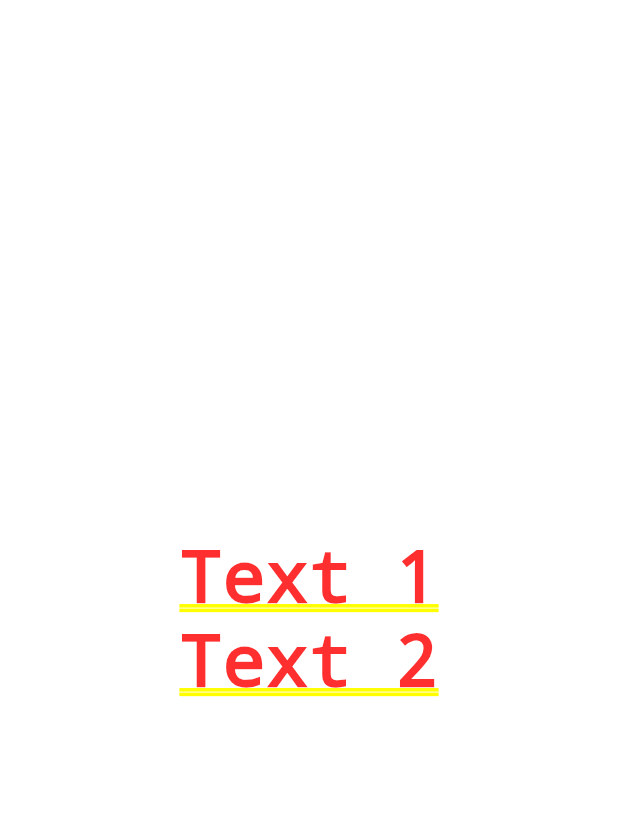
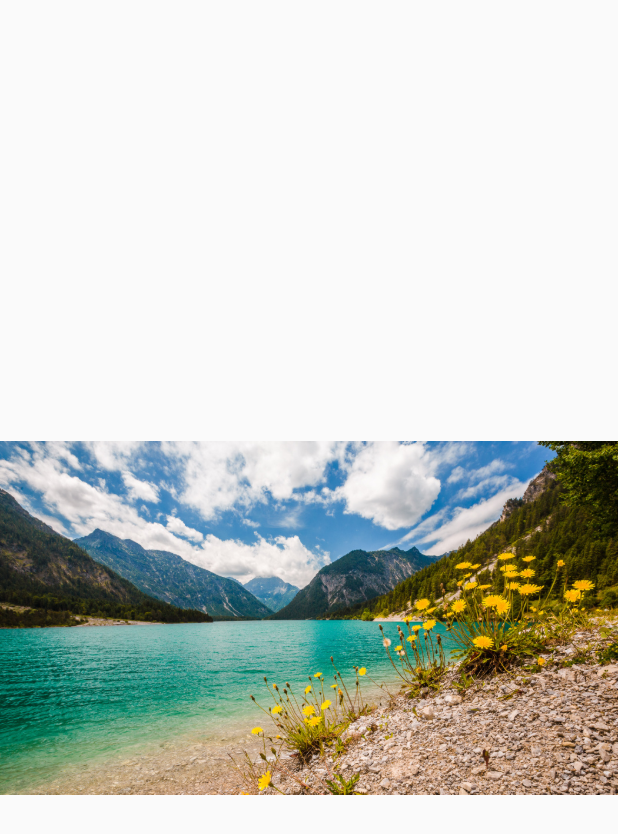
Before and after one commit to ProjectsFlutter/AppDesigns, a Flutter app: the screen it shows after launch, on a phone screen of 412 x 824 dp. Shown: the top 834 px of the screen. Run offline on Flutter 3.47's test engine with Material 2 defaults, Android fonts, the phone set to English and light mode, and no system bars.

Commit message:
Basic design part 1

```diff
--- a/lib/main.dart
+++ b/lib/main.dart
@@ -1,3 +1,4 @@
+import 'package:app_designs/screens/basic-design.dart';
 import 'package:flutter/material.dart';
 
 void main() => runApp(MyApp());
@@ -8,20 +9,10 @@ class MyApp extends StatelessWidget {
     return MaterialApp(
       debugShowCheckedModeBanner: false,
       title: 'Material App',
-      home: TempHomeScreen()
+      initialRoute: 'basic_design',
+      routes: {
+        'basic_design':(_)=> BasicDesignScreen()
+      },
     );
   }
 }
-
-class TempHomeScreen extends StatelessWidget {
-  @override
-  Widget build(BuildContext context) {
-    return Column(
-      mainAxisAlignment: MainAxisAlignment.center,
-      children: [
-        Text('Text 1'),
-        Text('Text 2'),
-      ],
-    );
-  }
-}
--- /dev/null
+++ b/lib/screens/basic-design.dart
@@ -0,0 +1,13 @@
+import 'package:flutter/material.dart';
+
+class BasicDesignScreen extends StatelessWidget {
+
+  @override
+  Widget build(BuildContext context) {
+    return Scaffold(
+      body: Center(
+        child: Image(image: AssetImage('assets/landscape.jpg'))
+      ),
+    );
+  }
+}
--- a/pubspec.yaml
+++ b/pubspec.yaml
@@ -45,8 +45,8 @@ flutter:
   uses-material-design: true
 
   # To add assets to your application, add an assets section, like this:
-  # assets:
-  #   - images/a_dot_burr.jpeg
+  assets:
+    - assets/
   #   - images/a_dot_ham.jpeg
 
   # An image asset can refer to one or more resolution-specific "variants", see
```
Also changed, not shown: assets/landscape.jpg (added).
